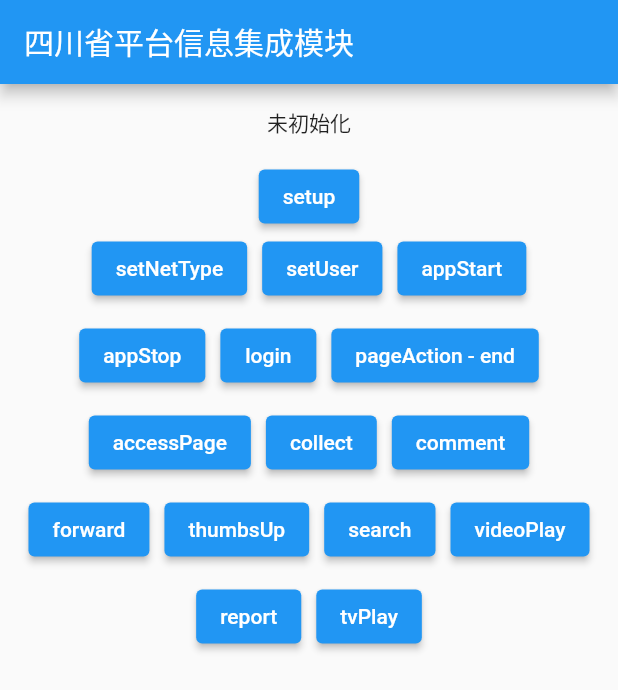
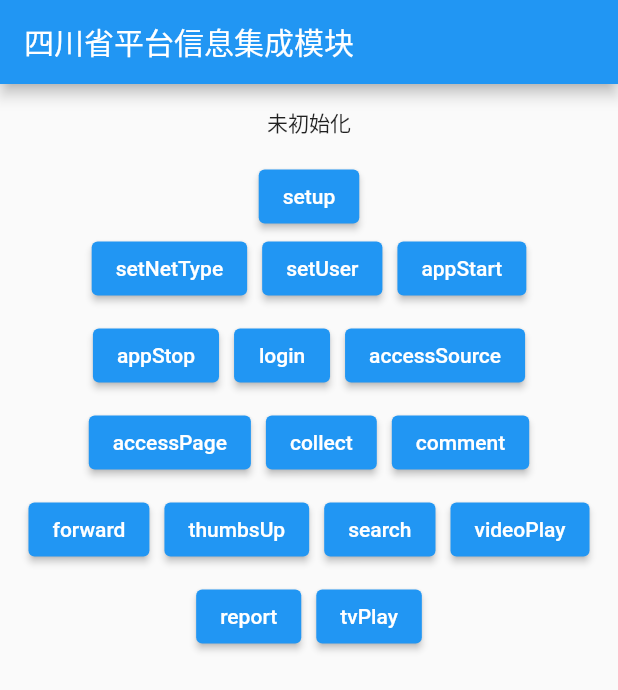
Before and after one commit to Wayaer/sc_statistics, a Flutter app: the screen it shows after launch, on a phone screen of 412 x 824 dp. Shown: the top 690 px of the screen. Run offline on Flutter 3.47's test engine with Material 2 defaults, Android fonts, the phone set to English and light mode, and no system bars.

Commit message:
no message

```diff
--- a/example/lib/main.dart
+++ b/example/lib/main.dart
@@ -3,8 +3,6 @@ import 'package:flutter/material.dart';
 import 'package:sc_statistics/sc_statistics.dart';
 
 bool get _isAndroid => defaultTargetPlatform == TargetPlatform.android;
-
-bool get _isIOS => defaultTargetPlatform == TargetPlatform.iOS;
 
 void main() {
   runApp(MaterialApp(
@@ -27,7 +25,7 @@ class _HomePageState extends State<HomePage> {
   String text = '未初始化';
   SCSourceModel source =
       SCSourceModel(userId: '100', sourceId: '1111111', sourceName: '标题');
-  String appId = 'BED4765794421B7A6B623637F3881381';
+  String appId = 'your appId';
 
   @override
   Widget build(BuildContext context) {
@@ -123,10 +121,10 @@ class _HomePageState extends State<HomePage> {
                     summary: 'summary',
                     sourceTag: 'sourceTag',
                   ));
-                  text = 'pageAction - end: $data';
+                  text = 'accessSource: $data';
                   setState(() {});
                 },
-                text: 'pageAction - end'),
+                text: 'accessSource'),
             ElevatedText(
                 onPressed: () async {
                   final bool data =
@@ -225,16 +223,6 @@ class _HomePageState extends State<HomePage> {
                     setState(() {});
                   },
                   text: 'tvPlay'),
-            if (_isIOS)
-              ElevatedText(
-                  onPressed: () async {
-                    final bool data = await SCStatistics().appTerminate(
-                        timeLength: 1000,
-                        startTime: DateTime.now().millisecondsSinceEpoch);
-                    text = 'appTerminate: $data';
-                    setState(() {});
-                  },
-                  text: 'appTerminate'),
           ])
     ]);
   }
--- a/example/pubspec.yaml
+++ b/example/pubspec.yaml
@@ -11,6 +11,7 @@ dependencies:
     sdk: flutter
   sc_statistics:
     path: ../
+  flutter_curiosity: ^4.2.0
 
 dev_dependencies:
   flutter_lints: ^2.0.1
```
Also changed, not shown: lib/sc_statistics.dart (+2 -14 lines), 5 other files.
